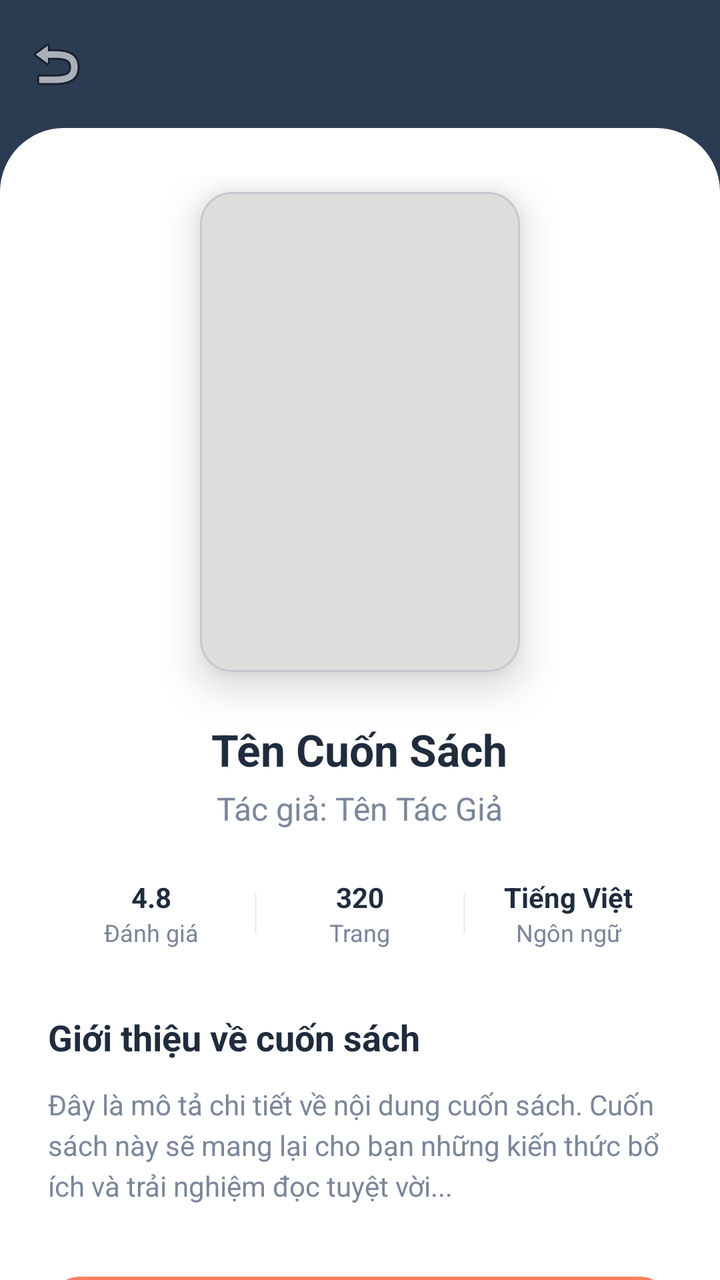
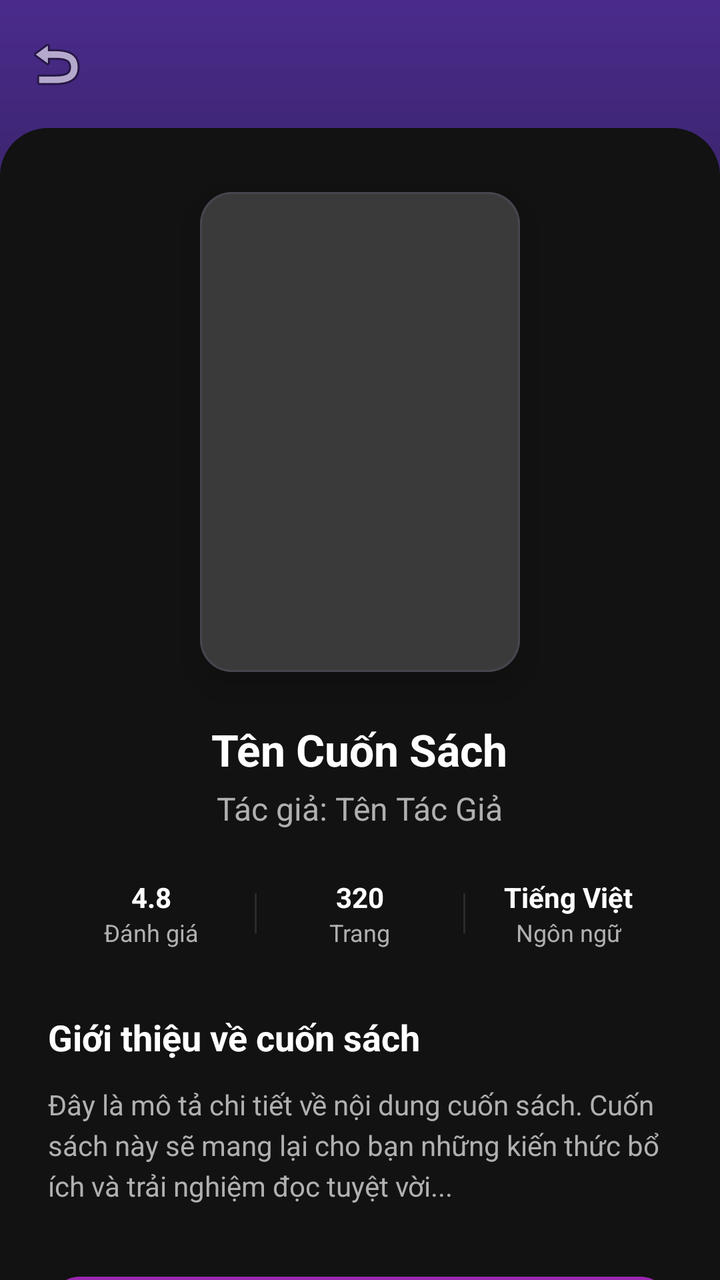

The first picture is an Android layout as it rendered before a commit; the second is the same layout after the commit. The layout source and the unified diff follow.
<!-- AndroidManifest.xml: application theme Theme.BookReadingApp -->
<!-- res/layout/activity_book_detail.xml -->
<?xml version="1.0" encoding="utf-8"?>
<androidx.coordinatorlayout.widget.CoordinatorLayout xmlns:android="http://schemas.android.com/apk/res/android"
    xmlns:app="http://schemas.android.com/apk/res-auto"
    android:layout_width="match_parent"
    android:layout_height="match_parent"
    android:background="@color/brand_navy">

    <com.google.android.material.appbar.AppBarLayout
        android:layout_width="match_parent"
        android:layout_height="wrap_content"
        android:background="@android:color/transparent"
        app:elevation="0dp">

        <androidx.appcompat.widget.Toolbar
            android:layout_width="match_parent"
            android:layout_height="?attr/actionBarSize"
            app:navigationIcon="@android:drawable/ic_menu_revert"
            app:navigationIconTint="@color/white" />
    </com.google.android.material.appbar.AppBarLayout>

    <androidx.core.widget.NestedScrollView
        android:layout_width="match_parent"
        android:layout_height="match_parent"
        android:background="@drawable/rounded_top_surface"
        app:layout_behavior="@string/appbar_scrolling_view_behavior">

        <LinearLayout
            android:layout_width="match_parent"
            android:layout_height="wrap_content"
            android:gravity="center_horizontal"
            android:orientation="vertical"
            android:padding="24dp">

            
            <com.google.android.material.card.MaterialCardView
                android:layout_width="160dp"
                android:layout_height="240dp"
                android:layout_marginTop="8dp"
                app:cardCornerRadius="16dp"
                app:cardElevation="12dp">
                <ImageView
                    android:layout_width="match_parent"
                    android:layout_height="match_parent"
                    android:background="#DDD"
                    android:scaleType="centerCrop" />
            </com.google.android.material.card.MaterialCardView>

            <TextView
                android:layout_width="wrap_content"
                android:layout_height="wrap_content"
                android:layout_marginTop="24dp"
                android:text="Tên Cuốn Sách"
                android:textColor="@color/brand_text_navy"
                android:textSize="22sp"
                android:textStyle="bold"
                android:textAlignment="center" />

            <TextView
                android:layout_width="wrap_content"
                android:layout_height="wrap_content"
                android:layout_marginTop="4dp"
                android:text="Tác giả: Tên Tác Giả"
                android:textColor="@color/brand_text_gray"
                android:textSize="16sp" />

            
            <LinearLayout
                android:layout_width="match_parent"
                android:layout_height="wrap_content"
                android:layout_marginTop="24dp"
                android:gravity="center"
                android:orientation="horizontal">

                <LinearLayout
                    android:layout_width="0dp"
                    android:layout_height="wrap_content"
                    android:layout_weight="1"
                    android:gravity="center"
                    android:orientation="vertical">
                    <TextView
                        android:layout_width="wrap_content"
                        android:layout_height="wrap_content"
                        android:text="4.8"
                        android:textColor="@color/brand_text_navy"
                        android:textStyle="bold" />
                    <TextView
                        android:layout_width="wrap_content"
                        android:layout_height="wrap_content"
                        android:text="Đánh giá"
                        android:textSize="12sp"
                        android:textColor="@color/brand_text_gray" />
                </LinearLayout>

                <View android:layout_width="1dp" android:layout_height="20dp" android:background="#EEE" />

                <LinearLayout
                    android:layout_width="0dp"
                    android:layout_height="wrap_content"
                    android:layout_weight="1"
                    android:gravity="center"
                    android:orientation="vertical">
                    <TextView
                        android:layout_width="wrap_content"
                        android:layout_height="wrap_content"
                        android:text="320"
                        android:textColor="@color/brand_text_navy"
                        android:textStyle="bold" />
                    <TextView
                        android:layout_width="wrap_content"
                        android:layout_height="wrap_content"
                        android:text="Trang"
                        android:textSize="12sp"
                        android:textColor="@color/brand_text_gray" />
                </LinearLayout>

                <View android:layout_width="1dp" android:layout_height="20dp" android:background="#EEE" />

                <LinearLayout
                    android:layout_width="0dp"
                    android:layout_height="wrap_content"
                    android:layout_weight="1"
                    android:gravity="center"
                    android:orientation="vertical">
                    <TextView
                        android:layout_width="wrap_content"
                        android:layout_height="wrap_content"
                        android:text="Tiếng Việt"
                        android:textColor="@color/brand_text_navy"
                        android:textStyle="bold" />
                    <TextView
                        android:layout_width="wrap_content"
                        android:layout_height="wrap_content"
                        android:text="Ngôn ngữ"
                        android:textSize="12sp"
                        android:textColor="@color/brand_text_gray" />
                </LinearLayout>
            </LinearLayout>

            
            <TextView
                android:layout_width="match_parent"
                android:layout_height="wrap_content"
                android:layout_marginTop="32dp"
                android:text="Giới thiệu về cuốn sách"
                android:textColor="@color/brand_text_navy"
                android:textSize="18sp"
                android:textStyle="bold" />

            <TextView
                android:layout_width="match_parent"
                android:layout_height="wrap_content"
                android:layout_marginTop="12dp"
                android:lineSpacingExtra="4dp"
                android:text="Đây là mô tả chi tiết về nội dung cuốn sách. Cuốn sách này sẽ mang lại cho bạn những kiến thức bổ ích và trải nghiệm đọc tuyệt vời..."
                android:textColor="@color/brand_text_gray" />

            
            <com.google.android.material.button.MaterialButton
                android:id="@+id/btn_read_now"
                android:layout_width="match_parent"
                android:layout_height="56dp"
                android:layout_marginTop="32dp"
                android:layout_marginBottom="24dp"
                android:text="Bắt đầu đọc"
                android:textAllCaps="false"
                android:textSize="16sp"
                app:cornerRadius="16dp"
                app:backgroundTint="@color/brand_orange" />

        </LinearLayout>
    </androidx.core.widget.NestedScrollView>

</androidx.coordinatorlayout.widget.CoordinatorLayout>
<!-- resources referenced by this layout -->
<resources>
  <color name="brand_navy">#2B3B52</color>
  <color name="brand_orange">#FF7E5F</color>
  <color name="brand_text_gray">#7A869A</color>
  <color name="brand_text_navy">#1F2C3D</color>
  <color name="white">#FFFFFF</color>
  <!-- drawable rounded_top_surface (drawable) -->
  <?xml version="1.0" encoding="utf-8"?>
  <shape xmlns:android="http://schemas.android.com/apk/res/android">
      <solid android:color="@color/white" />
      <corners
          android:topLeftRadius="32dp"
          android:topRightRadius="32dp" />
  </shape>
  <style name="Theme.BookReadingApp" parent="Base.Theme.BookReadingApp" />
  <style name="Base.Theme.BookReadingApp" parent="Theme.Material3.DayNight.NoActionBar">
          
          <item name="colorPrimary">@color/primary</item>
          <item name="android:windowBackground">@color/background_pastel</item>
          <item name="android:statusBarColor">@color/background_pastel</item>
          <item name="android:windowLightStatusBar" tools:targetApi="m">true</item>
      </style>
  <color name="primary">@color/brand_orange</color>
  <color name="background_pastel">#FFFBF7</color>
</resources>

<!-- the commit's change to res/layout/activity_book_detail.xml (unified diff, before → after) -->
@@ -3,7 +3,7 @@
     xmlns:app="http://schemas.android.com/apk/res-auto"
     android:layout_width="match_parent"
     android:layout_height="match_parent"
-    android:background="@color/brand_navy">
+    android:background="@drawable/bg_header_gradient">
 
     <com.google.android.material.appbar.AppBarLayout
         android:layout_width="match_parent"
@@ -41,7 +41,7 @@
                 <ImageView
                     android:layout_width="match_parent"
                     android:layout_height="match_parent"
-                    android:background="#DDD"
+                    android:background="@color/placeholder"
                     android:scaleType="centerCrop" />
             </com.google.android.material.card.MaterialCardView>
 
@@ -91,7 +91,7 @@
                         android:textColor="@color/brand_text_gray" />
                 </LinearLayout>
 
-                <View android:layout_width="1dp" android:layout_height="20dp" android:background="#EEE" />
+                <View android:layout_width="1dp" android:layout_height="20dp" android:background="@color/divider" />
 
                 <LinearLayout
                     android:layout_width="0dp"
@@ -113,7 +113,7 @@
                         android:textColor="@color/brand_text_gray" />
                 </LinearLayout>
 
-                <View android:layout_width="1dp" android:layout_height="20dp" android:background="#EEE" />
+                <View android:layout_width="1dp" android:layout_height="20dp" android:background="@color/divider" />
 
                 <LinearLayout
                     android:layout_width="0dp"
@@ -165,7 +165,7 @@
                 android:textAllCaps="false"
                 android:textSize="16sp"
                 app:cornerRadius="16dp"
-                app:backgroundTint="@color/brand_orange" />
+                app:backgroundTint="@color/brand_purple" />
 
         </LinearLayout>
     </androidx.core.widget.NestedScrollView>
<!-- resource entries referenced after the edit -->
@@ -1,27 +1,51 @@
 <!-- resources referenced by this layout -->
 <resources>
-  <color name="brand_navy">#2B3B52</color>
-  <color name="brand_orange">#FF7E5F</color>
-  <color name="brand_text_gray">#7A869A</color>
-  <color name="brand_text_navy">#1F2C3D</color>
+  <color name="brand_purple">#9C27B0</color>
+  <color name="brand_text_gray">#B0B0B0</color>
+  <color name="brand_text_navy">#FFFFFF</color>
+  <color name="divider">#2A2A2A</color>
+  <color name="placeholder">#3A3A3A</color>
   <color name="white">#FFFFFF</color>
+  <!-- drawable bg_header_gradient (drawable) -->
+  <?xml version="1.0" encoding="utf-8"?>
+  <shape xmlns:android="http://schemas.android.com/apk/res/android">
+      <gradient
+          android:angle="270"
+          android:centerColor="#1A1528"
+          android:endColor="#121212"
+          android:startColor="#4A2B8C"
+          android:type="linear" />
+  </shape>
   <!-- drawable rounded_top_surface (drawable) -->
   <?xml version="1.0" encoding="utf-8"?>
   <shape xmlns:android="http://schemas.android.com/apk/res/android">
-      <solid android:color="@color/white" />
+      <solid android:color="@color/background_dark" />
       <corners
-          android:topLeftRadius="32dp"
-          android:topRightRadius="32dp" />
+          android:topLeftRadius="24dp"
+          android:topRightRadius="24dp" />
   </shape>
   <style name="Theme.BookReadingApp" parent="Base.Theme.BookReadingApp" />
-  <style name="Base.Theme.BookReadingApp" parent="Theme.Material3.DayNight.NoActionBar">
-          
-          <item name="colorPrimary">@color/primary</item>
-          <item name="android:windowBackground">@color/background_pastel</item>
-          <item name="android:statusBarColor">@color/background_pastel</item>
-          <item name="android:windowLightStatusBar" tools:targetApi="m">true</item>
+  <color name="background_dark">#121212</color>
+  <style name="Base.Theme.BookReadingApp" parent="Theme.Material3.Dark.NoActionBar">
+          <item name="colorPrimary">@color/brand_purple</item>
+          <item name="colorOnPrimary">@color/white</item>
+          <item name="colorPrimaryContainer">@color/brand_purple_deep</item>
+          <item name="colorOnPrimaryContainer">@color/white</item>
+          <item name="colorSecondary">@color/brand_green</item>
+          <item name="colorOnSecondary">@color/white</item>
+          <item name="colorSurface">@color/surface_card</item>
+          <item name="colorOnSurface">@color/white</item>
+          <item name="colorSurfaceVariant">@color/surface_elevated</item>
+          <item name="colorOnSurfaceVariant">@color/brand_text_gray</item>
+          <item name="android:colorBackground">@color/background_dark</item>
+          <item name="android:windowBackground">@color/background_dark</item>
+          <item name="android:statusBarColor">@color/background_dark</item>
+          <item name="android:navigationBarColor">@color/background_dark</item>
+          <item name="android:windowLightStatusBar" tools:targetApi="m">false</item>
       </style>
-  <color name="primary">@color/brand_orange</color>
-  <color name="background_pastel">#FFFBF7</color>
+  <color name="brand_purple_deep">#4A2B8C</color>
+  <color name="brand_green">#4CAF50</color>
+  <color name="surface_card">#1E1E1E</color>
+  <color name="surface_elevated">#2A2A2A</color>
 </resources>
 
